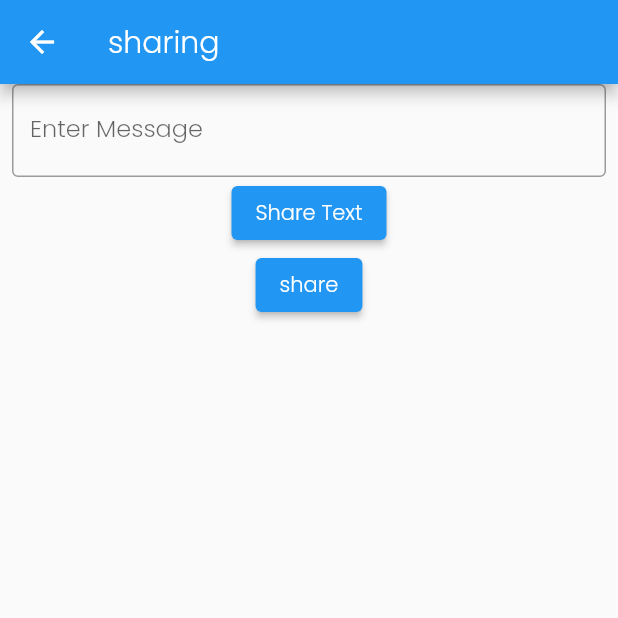
After one commit to nevilly/sherekoo, a Flutter app: the Sharing screen opened directly, after a tap on "share", on a phone screen of 412 x 824 dp, the top half of it. The commit adds this screen. Run offline on Flutter 3.47's test engine with Material 2 defaults, Android fonts, the phone set to English and light mode, and no system bars; our stand-ins replace image_picker, share_plus, shared_preferences, video_player, youtube_player_flutter; accounts and stored records are empty; network calls fail.

```diff
--- a/lib/screens/drawer/navDrawer.dart
+++ b/lib/screens/drawer/navDrawer.dart
@@ -11,6 +11,7 @@ import '../accounts/login.dart';
 import '../crmScreen/Crm.dart';
 import '../crmScreen/crmScreen.dart';
 import '../hireRequset/InvCeremony.dart';
+import '../share/sharing.dart';
 
 class NavDrawer extends StatefulWidget {
   const NavDrawer({Key? key}) : super(key: key);
@@ -192,16 +193,16 @@ class _NavDrawerState extends State<NavDrawer> {
                 },
               ),
 
-              // ListTile(
-              //   title: const Text('Ukumbi'),
-              //   onTap: () {
-              //     Navigator.of(context).pop();
-              //     Navigator.push(
-              //         context,
-              //         MaterialPageRoute(
-              //             builder: (BuildContext context) => const Upload()));
-              //   },
-              // ),
+              ListTile(
+                title: const Text('Sharing'),
+                onTap: () {
+                  Navigator.of(context).pop();
+                  Navigator.push(
+                      context,
+                      MaterialPageRoute(
+                          builder: (BuildContext context) => const Sharing()));
+                },
+              ),
               // ListTile(
               //   title: const Text('check Home'),
               //   onTap: () {
--- a/lib/screens/home.dart
+++ b/lib/screens/home.dart
@@ -116,6 +116,7 @@ class _HomeState extends State<Home> {
                       username: post[index].username,
                       videoDescription: post[index].body,
                       ceremonyId: post[index].ceremonyId,
+                      postVedeo: post[index].vedeo,
                       filterBck: Positioned.fill(
                         child: ImageFiltered(
                           imageFilter: ImageFilter.blur(
--- /dev/null
+++ b/lib/screens/share/sharing.dart
@@ -0,0 +1,78 @@
+import 'dart:io';
+import 'package:http/http.dart' as http;
+import 'package:flutter/material.dart';
+import 'package:path_provider/path_provider.dart';
+import 'package:share_plus/share_plus.dart';
+
+class Sharing extends StatefulWidget {
+  const Sharing({Key? key}) : super(key: key);
+
+  @override
+  State<Sharing> createState() => _SharingState();
+}
+
+class _SharingState extends State<Sharing> {
+  TextEditingController textdata = TextEditingController();
+
+  @override
+  Widget build(BuildContext context) {
+    return Scaffold(
+      appBar: AppBar(
+        title: const Text('sharing'),
+      ),
+      body: Column(
+        children: [
+          Padding(
+            padding: const EdgeInsets.only(left: 8, right: 8),
+            child: TextField(
+                controller: textdata,
+                decoration: const InputDecoration(
+                    border: OutlineInputBorder(),
+                    label: Text('Enter Message'))),
+          ),
+          ElevatedButton(
+            child: const Text('Share Text'),
+            onPressed: () async {
+              if (textdata.value.text.isNotEmpty) {
+                // final url = 'https://protocoderspoint.com/';
+                await Share.share('${textdata.value.text} ');
+              }
+            },
+          ),
+          // Image.network(
+          //     'https://res.cloudinary.com/practicaldev/image/fetch/s--_HBZhuhF--/c_limit%2Cf_auto%2Cfl_progressive%2Cq_auto%2Cw_880/https://thepracticaldev.s3.amazonaws.com/i/nweeqf97l2md3tlqkjyt.jpg'),
+
+          ElevatedButton(
+            onPressed: () async {
+              // final String dirUrl = api +
+              //     'public/uploads/' +
+              //     widget.username +
+              //     '/posts/' +
+              //     widget.postVedeo;
+              Uri url = Uri.parse(
+                  'https://res.cloudinary.com/practicaldev/image/fetch/s--_HBZhuhF--/c_limit%2Cf_auto%2Cfl_progressive%2Cq_auto%2Cw_880/https://thepracticaldev.s3.amazonaws.com/i/nweeqf97l2md3tlqkjyt.jpg');
+              final response = await http.get(url);
+
+              if (response.bodyBytes.isEmpty) {
+                print('empty');
+              } else {
+                final bytes = response.bodyBytes;
+
+                print(bytes);
+
+                final temp = await getTemporaryDirectory();
+                final path = '${temp.path}/image.jpg';
+
+                File(path).writeAsBytesSync(bytes);
+                print('pathh');
+                print(path);
+                await Share.shareFiles([path]);
+              }
+            },
+            child: Text('share'),
+          ),
+        ],
+      ),
+    );
+  }
+}
--- a/pubspec.yaml
+++ b/pubspec.yaml
@@ -44,8 +44,8 @@ dependencies:
   video_player: ^2.4.0
   android_alarm_manager_plus: ^2.0.5
   flutter_local_notifications: ^9.5.0
-  dependencies:
   share_plus: ^4.0.10
+  path_provider:
 
 dev_dependencies:
   flutter_test:
```
Also changed, not shown: lib/widgets/postWidgets/post_template.dart (+38 -2 lines), pubspec.lock.
